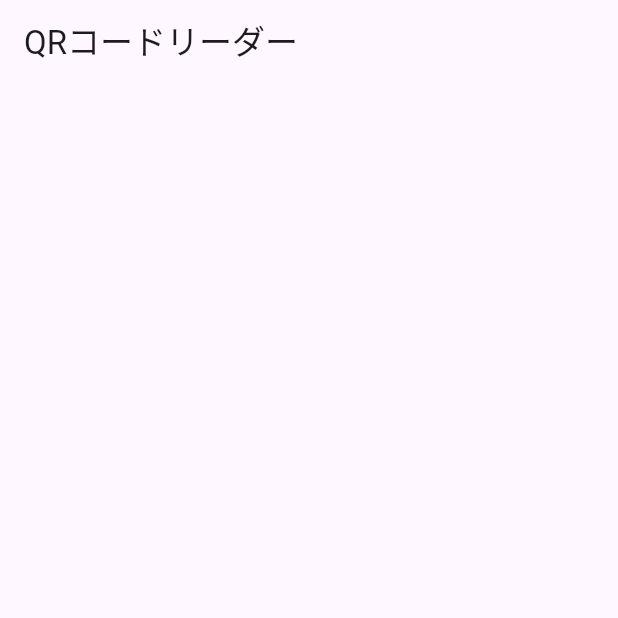
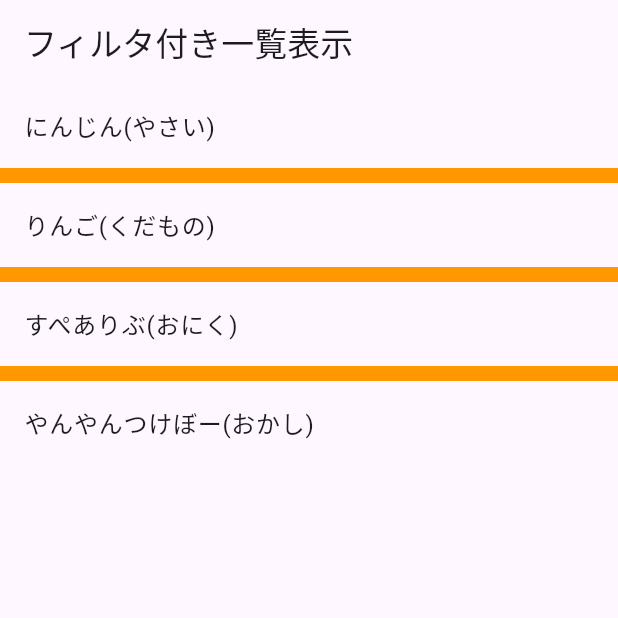
Before and after one commit to nekomochi123/everyday_practice, a Flutter app: the screen it shows after launch, on a phone screen of 412 x 824 dp, the top half of it. Run offline on Flutter 3.47's test engine with Material 3 defaults, Android fonts, the phone set to English and light mode, and no system bars; our stand-ins replace flutter_hooks, freezed_annotation, go_router, hooks_riverpod.

Commit message:
[add]リスト表示するところまで完成

```diff
--- /dev/null
+++ b/assets/food_kind.json
@@ -0,0 +1,18 @@
+[
+  {
+    "title": "にんじん",
+    "recordKind": "やさい"
+  },
+  {
+    "title": "りんご",
+    "recordKind": "くだもの"
+  },
+  {
+    "title": "すぺありぶ",
+    "recordKind": "おにく"
+  },
+  {
+    "title": "やんやんつけぼー",
+    "recordKind": "おかし"
+  }
+]
--- a/lib/app/app.dart
+++ b/lib/app/app.dart
@@ -19,7 +19,7 @@ class MyApp extends HookConsumerWidget {
         GlobalWidgetsLocalizations.delegate,
         GlobalCupertinoLocalizations.delegate,
       ],
-      supportedLocales: const[
+      supportedLocales: const [
         Locale('ja', ''),
         Locale('en', ''),
       ],
@@ -27,7 +27,7 @@ class MyApp extends HookConsumerWidget {
         colorScheme: ColorScheme.fromSeed(seedColor: Colors.deepPurple),
         useMaterial3: true,
       ),
-      builder: (context, child){
+      builder: (context, child) {
         return Stack(
           children: [
             child ?? const SizedBox.shrink(),
--- a/lib/app/router.dart
+++ b/lib/app/router.dart
@@ -1,12 +1,13 @@
 import 'package:go_router/go_router.dart';
 import 'package:hooks_riverpod/hooks_riverpod.dart';
-import 'package:everyday_practice/ui/home_screen.dart';
+import 'package:everyday_practice/ui/record_kind_screen.dart';
 
 final routerProvider = Provider(
-      (ref) => GoRouter(
+  (ref) => GoRouter(
     routes: <GoRoute>[
-      GoRoute(path: HomeScreen.routePath,
-        builder:(_, __) => const HomeScreen(),
+      GoRoute(
+        path: RecordKindScreen.routePath,
+        builder: (_, __) => const RecordKindScreen(),
       ),
     ],
   ),
--- a/lib/main.dart
+++ b/lib/main.dart
@@ -2,7 +2,6 @@ import 'package:everyday_practice/app/app.dart';
 import 'package:flutter/material.dart';
 import 'package:hooks_riverpod/hooks_riverpod.dart';
 
-
 void main() {
   runApp(const ProviderScope(child: MyApp()));
 }
--- a/lib/ui/home_screen.dart
+++ /dev/null
@@ -1,23 +0,0 @@
-import 'package:flutter/material.dart';
-import 'package:go_router/go_router.dart';
-import 'package:hooks_riverpod/hooks_riverpod.dart';
-
-class HomeScreen extends HookConsumerWidget {
-  const HomeScreen({
-    super.key,
-  });
-
-  static const routePath = '/';
-
-  @override
-  Widget build(BuildContext context, WidgetRef ref) {
-    return Scaffold(
-      appBar: AppBar(
-        title: const Text(
-          'QRコードリーダー',
-        ),
-      ),
-      body: null
-    );
-  }
-}
--- /dev/null
+++ b/lib/ui/record_kind_screen.dart
@@ -0,0 +1,49 @@
+import 'package:flutter/material.dart';
+import 'package:flutter_hooks/flutter_hooks.dart';
+import 'package:go_router/go_router.dart';
+import 'package:hooks_riverpod/hooks_riverpod.dart';
+import 'package:everyday_practice/ui/record_kind_view_model.dart';
+
+import '../domain/record_kind.dart';
+
+class RecordKindScreen extends HookConsumerWidget {
+  const RecordKindScreen({
+    super.key,
+  });
+
+  static const routePath = '/';
+
+  @override
+  Widget build(BuildContext context, WidgetRef ref) {
+    final recordKindsState = ref.watch(recordKindStateProvider.select((v) => v.recordKinds));
+    final records = ref.watch(recordKindStateProvider.select((v) => v.records));
+
+    useEffect(() {
+      ref.read(recordKindStateProvider.notifier).loadRecord();
+      return null;
+    }, []);
+    return Scaffold(
+      appBar: AppBar(
+        title: const Text(
+          'フィルタ付き一覧表示',
+        ),
+      ),
+      body: ListView.separated(
+        itemCount: records.length,
+        itemBuilder: (context, index) {
+          return ListTile(
+            title: Text(
+              '${recordKindsState[index].title}(${recordKindsState[index].recordKind})',
+            ),
+          );
+        },
+        separatorBuilder: (BuildContext context, int index) {
+          return Container(
+            height: 10,
+            color: Colors.orange,
+          );
+        },
+      ),
+    );
+  }
+}
--- a/pubspec.yaml
+++ b/pubspec.yaml
@@ -29,3 +29,5 @@ dev_dependencies:
 
 flutter:
   uses-material-design: true
+  assets:
+    - assets/food_kind.json
```
Also changed, not shown: lib/domain/record_kind.dart (added, +15 -0 lines), lib/repository/record_kind_repository.dart (added, +9 -0 lines), lib/ui/record_kind_view_model.dart (added, +35 -0 lines), lib/domain/record_kind.freezed.dart (added), lib/domain/record_kind.g.dart (added), lib/foundation/utill/reader.dart (line endings or trailing spaces), lib/foundation/utill/viewmodel.dart (line endings or trailing spaces), lib/ui/record_kind_view_model.freezed.dart (added), lib/ui/record_kind_view_model.g.dart (added), pubspec.lock.
